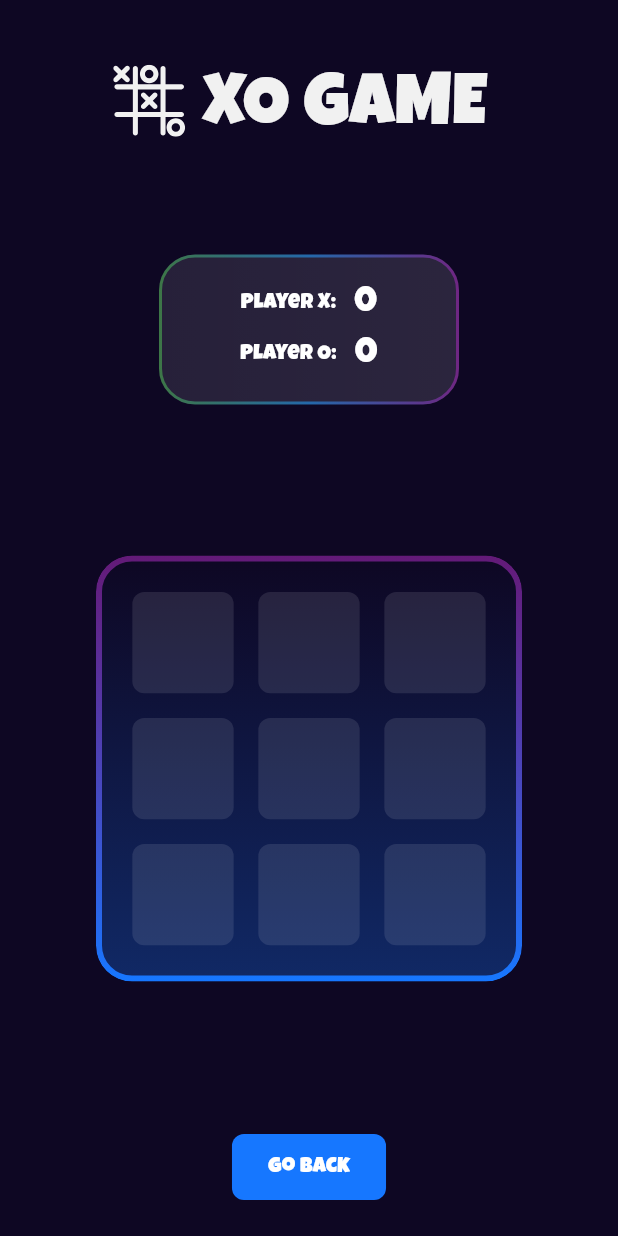
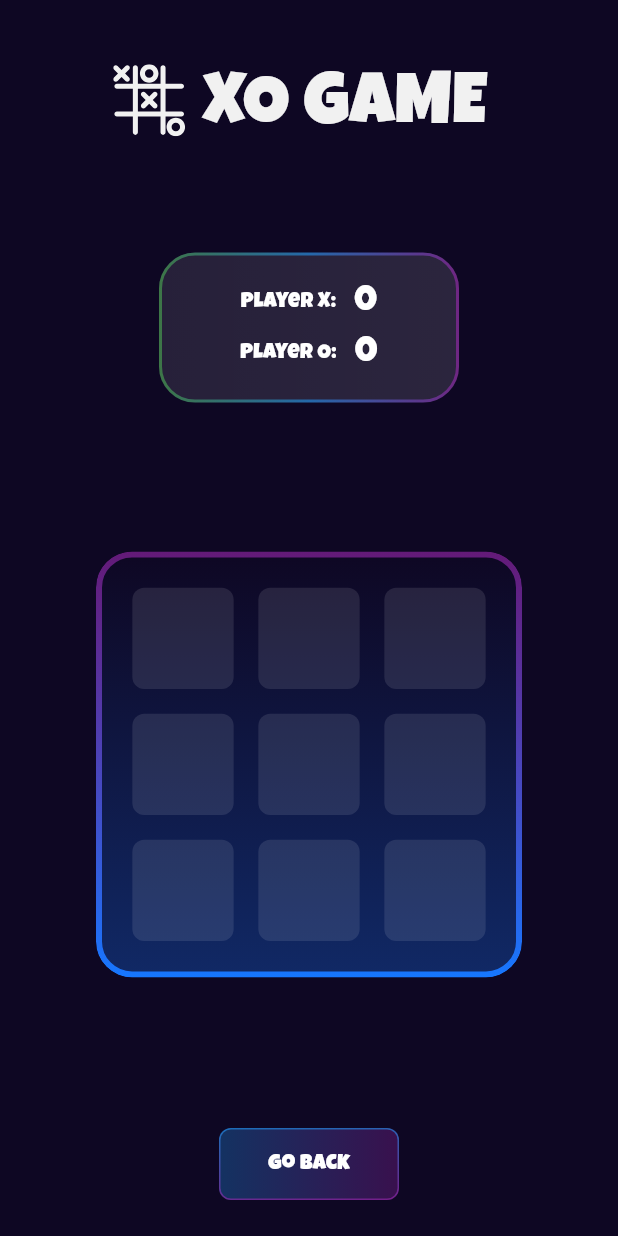
Before and after one commit to Jerinji2016/xo_game, a Flutter app: the GamePage screen opened directly, on a phone screen of 412 x 824 dp. Run offline on Flutter 3.47's test engine with Material 3 defaults, Android fonts, the light colour scheme and no system bars; drawn by our look-alikes of glassmorphism; our stand-ins replace flutter_svg, lottie, shared_preferences; accounts and stored records are empty.

Commit message:
added gradient for primary button

```diff
--- a/lib/ui/widgets/game_result.dart
+++ b/lib/ui/widgets/game_result.dart
@@ -32,14 +32,23 @@ class GameResult extends StatelessWidget {
           ),
         ),
         const SizedBox(height: 24),
+        Wrap(
+          runSpacing: 24,
+          spacing: 24,
+          crossAxisAlignment: WrapCrossAlignment.center,
+          alignment: WrapAlignment.center,
+          children: [
             PrimaryButton(
               text: 'Play Again',
+              width: 130,
               onTap: onPlayAgainTapped,
             ),
-        const SizedBox(height: 24),
             PrimaryButton(
               text: 'Go To Menu',
+              width: 140,
               onTap: onGoToMenuTapped,
+            ),
+          ],
         ),
       ],
     );
--- a/lib/ui/widgets/primary_button.dart
+++ b/lib/ui/widgets/primary_button.dart
@@ -1,4 +1,5 @@
 import 'package:flutter/material.dart';
+import 'package:glassmorphism/glassmorphism.dart';
 
 import '../../config/theme_config.dart';
 
@@ -6,26 +7,54 @@ class PrimaryButton extends StatelessWidget {
   const PrimaryButton({
     required this.text,
     required this.onTap,
+    this.height = 48,
+    this.width = 120,
     this.padding = const EdgeInsets.symmetric(vertical: 12, horizontal: 24),
     super.key,
   });
 
+  final double width;
+  final double height;
   final String text;
   final VoidCallback onTap;
   final EdgeInsetsGeometry padding;
 
   @override
   Widget build(BuildContext context) {
-    return Material(
-      color: accentColor,
-      shape: RoundedRectangleBorder(
-        borderRadius: BorderRadius.circular(8),
+    return GlassmorphicContainer(
+      height: height,
+      width: width,
+      borderRadius: 8,
+      blur: 3,
+      linearGradient: LinearGradient(
+        colors: [
+          Colors.blue.withOpacity(0.3),
+          Colors.purple.withOpacity(0.3),
+        ],
       ),
+      borderGradient: LinearGradient(
+        begin: Alignment.topCenter,
+        end: Alignment.bottomCenter,
+        colors: [
+          Colors.blue.withOpacity(0.6),
+          Colors.purple.withOpacity(0.6),
+        ],
+      ),
+      // decoration: BoxDecoration(
+      //   borderRadius: BorderRadius.circular(8),
+      // ),
+      border: 1,
+      child: Material(
+        color: Colors.transparent,
+        // shape: RoundedRectangleBorder(
+        //   borderRadius: BorderRadius.circular(8),
+        // ),
         child: InkWell(
           onTap: onTap,
           borderRadius: BorderRadius.circular(8),
           child: Padding(
             padding: padding,
+            child: Center(
               child: Text(
                 text,
                 style: const TextStyle(
@@ -34,6 +63,8 @@ class PrimaryButton extends StatelessWidget {
               ),
             ),
           ),
+        ),
+      ),
     );
   }
 }
```
Lines whose indentation alone changed are shown as unchanged.
